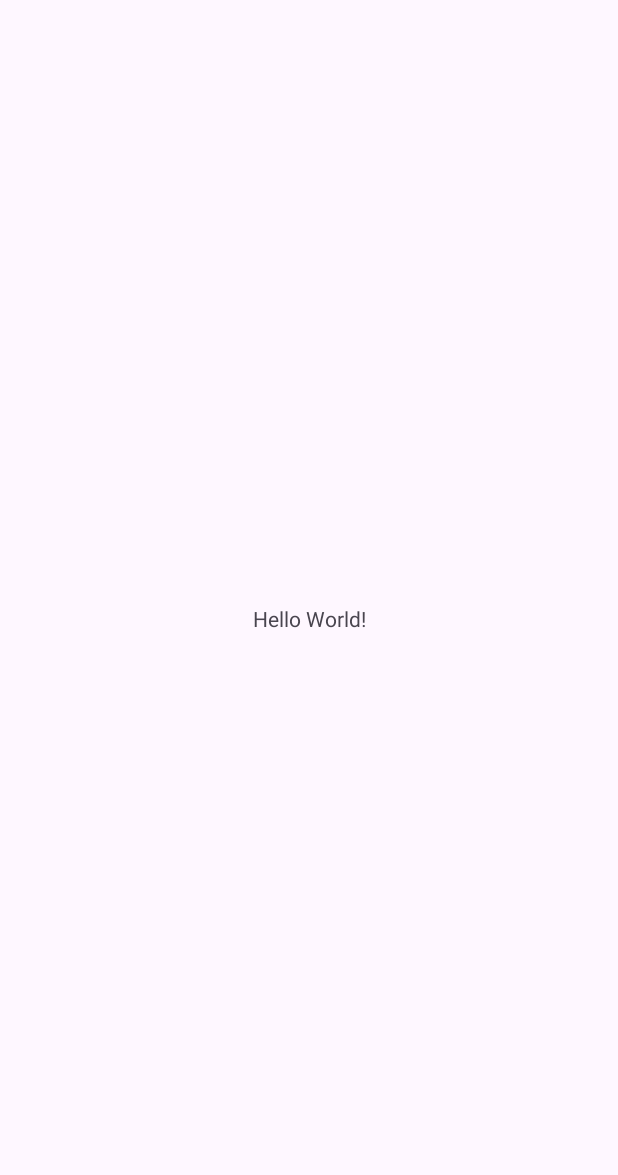
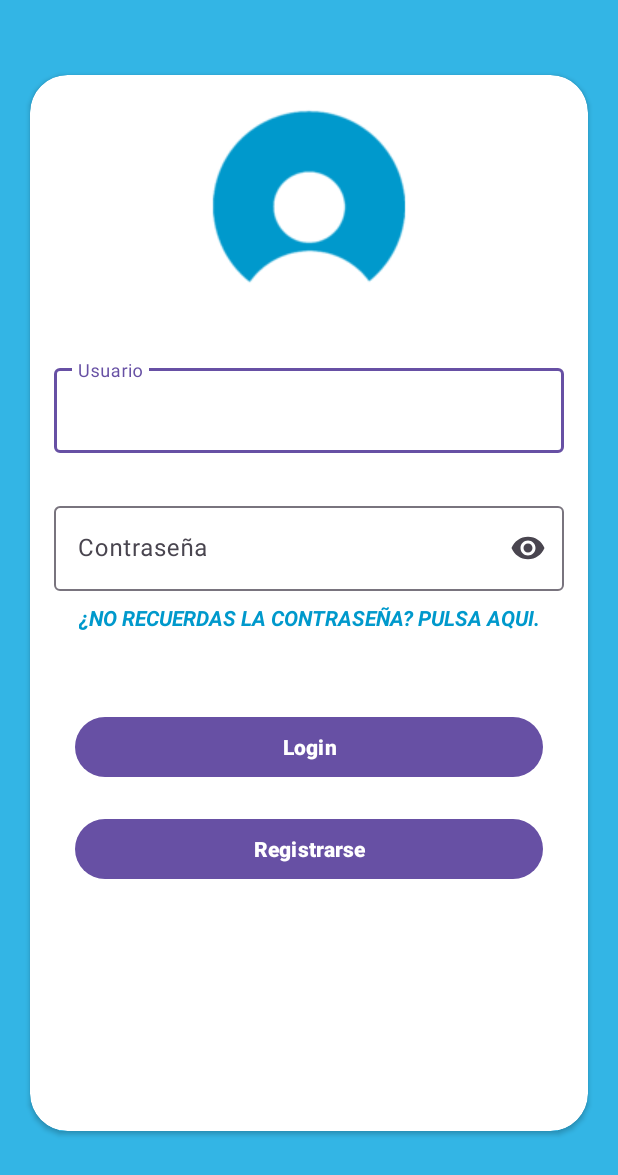
Before and after one commit to salolitorXIII/secondevproject, an Android app: the screen it shows after launch (MainActivity before the commit, LoginActivity after it), on a phone screen of 412 x 824 dp. Before the commit the part shown is almost empty. Shown: the top 1175 px of the screen. Run offline under Robolectric (Android 15) with nearby library versions, the phone set to English and light mode, and no system bars.

Commit message:
Login layout

```diff
--- a/app/build.gradle.kts
+++ b/app/build.gradle.kts
@@ -1,6 +1,7 @@
 plugins {
     id("com.android.application")
     id("org.jetbrains.kotlin.android")
+    id("com.google.gms.google-services")
 }
 
 android {
@@ -37,6 +38,8 @@ android {
 
 dependencies {
 
+    implementation(platform("com.google.firebase:firebase-bom:32.7.1"))
+
     implementation("androidx.core:core-ktx:1.9.0")
     implementation("androidx.appcompat:appcompat:1.6.1")
     implementation("com.google.android.material:material:1.8.0")
--- a/app/src/main/AndroidManifest.xml
+++ b/app/src/main/AndroidManifest.xml
@@ -13,7 +13,7 @@
         android:theme="@style/Theme.Secondevproject"
         tools:targetApi="31">
         <activity
-            android:name=".MainActivity"
+            android:name=".LoginActivity"
             android:exported="true">
             <intent-filter>
                 <action android:name="android.intent.action.MAIN" />
--- a/app/src/main/java/es/salvaaoliiver/secondevproject/MainActivity.kt
+++ b/app/src/main/java/es/salvaaoliiver/secondevproject/LoginActivity.kt
@@ -3,9 +3,9 @@ package es.salvaaoliiver.secondevproject
 import androidx.appcompat.app.AppCompatActivity
 import android.os.Bundle
 
-class MainActivity : AppCompatActivity() {
+class LoginActivity : AppCompatActivity() {
     override fun onCreate(savedInstanceState: Bundle?) {
         super.onCreate(savedInstanceState)
-        setContentView(R.layout.activity_main)
+        setContentView(R.layout.activity_login)
     }
 }
--- /dev/null
+++ b/app/src/main/res/layout/activity_login.xml
@@ -0,0 +1,120 @@
+<?xml version="1.0" encoding="utf-8"?>
+<androidx.constraintlayout.widget.ConstraintLayout xmlns:android="http://schemas.android.com/apk/res/android"
+    xmlns:app="http://schemas.android.com/apk/res-auto"
+    xmlns:tools="http://schemas.android.com/tools"
+    android:layout_width="match_parent"
+    android:layout_height="match_parent"
+    android:background="@android:color/holo_blue_light">
+
+    <androidx.cardview.widget.CardView
+        android:layout_width="match_parent"
+        android:layout_height="match_parent"
+        android:layout_marginStart="20dp"
+        android:layout_marginTop="50dp"
+        android:layout_marginEnd="20dp"
+        android:layout_marginBottom="70dp"
+        app:cardCornerRadius="25sp"
+        app:layout_constraintBottom_toBottomOf="parent"
+        app:layout_constraintEnd_toEndOf="parent"
+        app:layout_constraintStart_toStartOf="parent"
+        app:layout_constraintTop_toTopOf="parent">
+
+        <androidx.constraintlayout.widget.ConstraintLayout
+            android:layout_width="match_parent"
+            android:layout_height="match_parent">
+
+            <ImageView
+                android:id="@+id/imageView"
+                android:layout_width="wrap_content"
+                android:layout_height="wrap_content"
+                android:layout_marginTop="16dp"
+                android:src="@drawable/img_login"
+                app:layout_constraintEnd_toEndOf="parent"
+                app:layout_constraintStart_toStartOf="parent"
+                app:layout_constraintTop_toTopOf="parent"/>
+
+            <com.google.android.material.textfield.TextInputLayout
+                android:id="@+id/user"
+                android:layout_width="match_parent"
+                android:layout_height="wrap_content"
+                android:layout_marginStart="16dp"
+                android:layout_marginTop="30dp"
+                android:layout_marginEnd="16dp"
+                app:layout_constraintEnd_toEndOf="parent"
+                app:layout_constraintStart_toStartOf="parent"
+                app:layout_constraintTop_toBottomOf="@+id/imageView">
+
+                <com.google.android.material.textfield.TextInputEditText
+                    android:id="@+id/inputUser"
+                    android:layout_width="match_parent"
+                    android:layout_height="match_parent"
+                    android:hint="Usuario" />
+            </com.google.android.material.textfield.TextInputLayout>
+
+            <com.google.android.material.textfield.TextInputLayout
+                android:id="@+id/password"
+                android:layout_width="match_parent"
+                android:layout_height="wrap_content"
+                android:layout_marginStart="16dp"
+                android:layout_marginTop="30dp"
+                android:layout_marginEnd="16dp"
+                app:endIconMode="password_toggle"
+                app:layout_constraintEnd_toEndOf="parent"
+                app:layout_constraintHorizontal_bias="1.0"
+                app:layout_constraintStart_toStartOf="parent"
+                app:layout_constraintTop_toBottomOf="@+id/user">
+
+                <com.google.android.material.textfield.TextInputEditText
+                    android:id="@+id/inputPassword"
+                    android:layout_width="match_parent"
+                    android:layout_height="wrap_content"
+                    android:hint="Contraseña"
+                    android:inputType="textPassword" />
+            </com.google.android.material.textfield.TextInputLayout>
+
+            <TextView
+                android:id="@+id/forgot_password"
+                android:layout_width="wrap_content"
+                android:layout_height="wrap_content"
+                android:layout_marginTop="8dp"
+                android:background="?android:attr/selectableItemBackground"
+                android:clickable="true"
+                android:focusable="true"
+                android:text="¿No recuerdas la contraseña? Pulsa aqui."
+                android:textAllCaps="true"
+                android:textColor="@android:color/holo_blue_dark"
+                android:textStyle="bold|italic"
+                app:layout_constraintEnd_toEndOf="parent"
+                app:layout_constraintStart_toStartOf="parent"
+                app:layout_constraintTop_toBottomOf="@+id/password" />
+
+            <Button
+                android:id="@+id/btnLogin"
+                android:layout_width="match_parent"
+                android:layout_height="wrap_content"
+                android:layout_marginStart="30dp"
+                android:layout_marginTop="80dp"
+                android:layout_marginEnd="30dp"
+                android:text="Login"
+                android:textStyle="bold"
+                app:layout_constraintEnd_toEndOf="parent"
+                app:layout_constraintStart_toStartOf="parent"
+                app:layout_constraintTop_toBottomOf="@+id/password" />
+
+            <Button
+                android:id="@+id/btnRegister"
+                android:layout_width="match_parent"
+                android:layout_height="wrap_content"
+                android:layout_marginStart="30dp"
+                android:layout_marginTop="20dp"
+                android:layout_marginEnd="30dp"
+                android:text="Registrarse"
+                android:textStyle="bold"
+                app:layout_constraintEnd_toEndOf="parent"
+                app:layout_constraintStart_toStartOf="parent"
+                app:layout_constraintTop_toBottomOf="@+id/btnLogin" />
+
+        </androidx.constraintlayout.widget.ConstraintLayout>
+    </androidx.cardview.widget.CardView>
+
+</androidx.constraintlayout.widget.ConstraintLayout>
--- a/app/src/main/res/layout/activity_main.xml
+++ /dev/null
@@ -1,18 +0,0 @@
-<?xml version="1.0" encoding="utf-8"?>
-<androidx.constraintlayout.widget.ConstraintLayout xmlns:android="http://schemas.android.com/apk/res/android"
-    xmlns:app="http://schemas.android.com/apk/res-auto"
-    xmlns:tools="http://schemas.android.com/tools"
-    android:layout_width="match_parent"
-    android:layout_height="match_parent"
-    tools:context=".MainActivity">
-
-    <TextView
-        android:layout_width="wrap_content"
-        android:layout_height="wrap_content"
-        android:text="Hello World!"
-        app:layout_constraintBottom_toBottomOf="parent"
-        app:layout_constraintEnd_toEndOf="parent"
-        app:layout_constraintStart_toStartOf="parent"
-        app:layout_constraintTop_toTopOf="parent" />
-
-</androidx.constraintlayout.widget.ConstraintLayout>
--- a/app/src/main/res/values/strings.xml
+++ b/app/src/main/res/values/strings.xml
@@ -1,3 +1,5 @@
 <resources>
     <string name="app_name">secondevproject</string>
+    <!-- TODO: Remove or change this placeholder text -->
+    <string name="hello_blank_fragment">Hello blank fragment</string>
 </resources>
--- a/build.gradle.kts
+++ b/build.gradle.kts
@@ -2,4 +2,5 @@
 plugins {
     id("com.android.application") version "8.1.2" apply false
     id("org.jetbrains.kotlin.android") version "1.9.0" apply false
+    id("com.google.gms.google-services") version "4.4.0" apply false
 }
```
Also changed, not shown: app/src/main/java/es/salvaaoliiver/secondevproject/RegistroUsuarioFragment.kt (added, +23 -0 lines), app/src/main/res/layout/fragment_registro_usuario.xml (added, +93 -0 lines), app/src/main/res/drawable/img_login.png (added).
